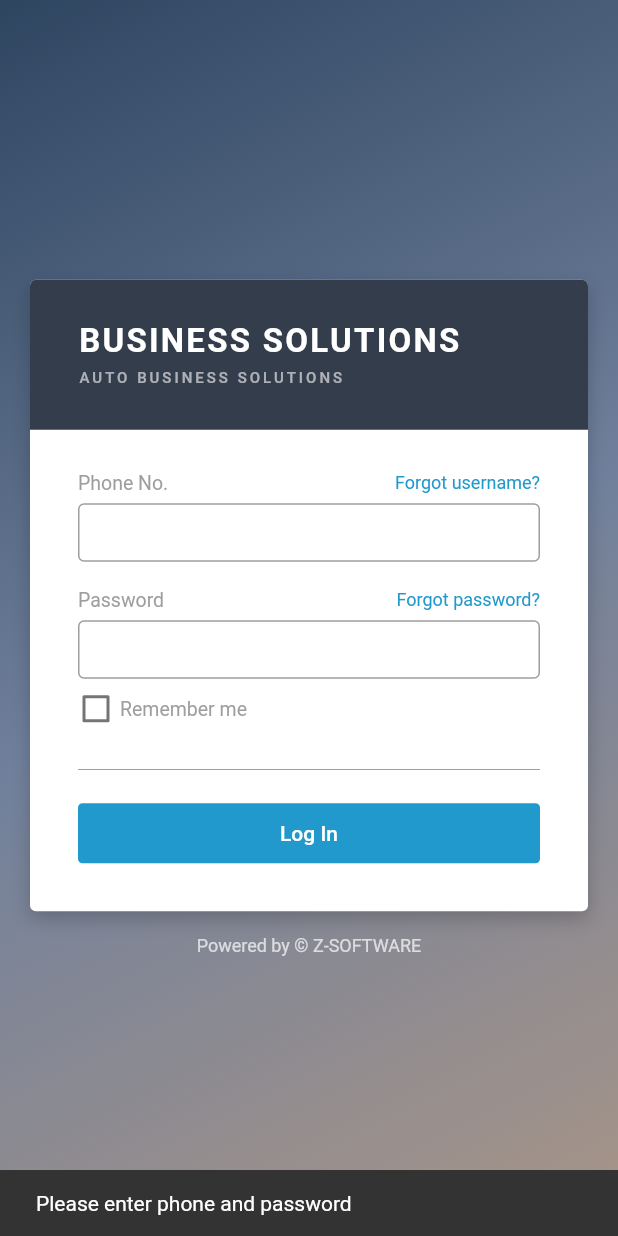
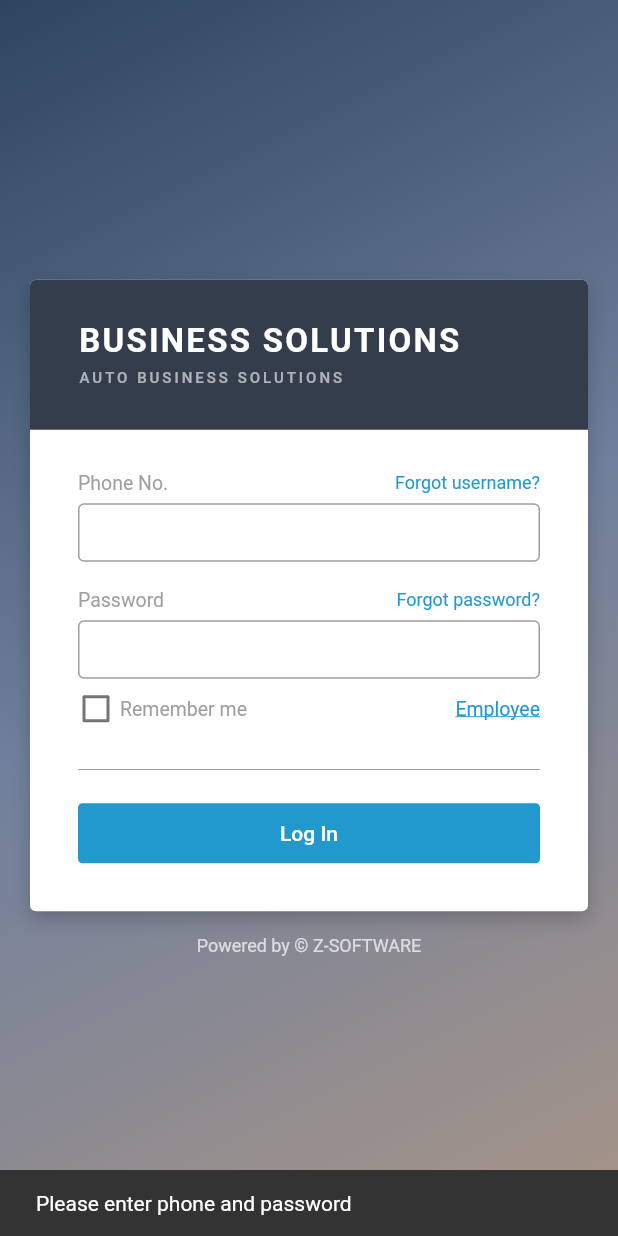
Before and after one commit to Arifmehdi/phenex_flutter_hrm, a Flutter app: the screen it shows after launch, after a tap on "Log In", on a phone screen of 412 x 824 dp. Run offline on Flutter 3.47's test engine with Material 3 defaults, Android fonts, the phone set to English and light mode, and no system bars; network calls fail.

Commit message:
login with dynamic menu

```diff
--- a/lib/login_page.dart
+++ b/lib/login_page.dart
@@ -44,18 +44,19 @@ class _LoginPageState extends State<LoginPage> {
       if (response.statusCode == 200) {
         final data = json.decode(response.body);
         if (data['success'] == true) {
-          // If the phone number is 01717956334, go to Admin Panel, otherwise Employee Panel
-          if (phone == '01717956334') {
-            Navigator.pushReplacement(
-              context,
-              MaterialPageRoute(builder: (context) => const DashboardPage()),
-            );
-          } else {
-            Navigator.pushReplacement(
-              context,
-              MaterialPageRoute(builder: (context) => const EmployeePanel()),
-            );
-          }
+          final userData = data['data']['user'];
+          final menuData = data['data']['menu'];
+
+          // Navigate to DashboardPage for all successful logins with dynamic menu
+          Navigator.pushReplacement(
+            context,
+            MaterialPageRoute(
+              builder: (context) => DashboardPage(
+                userData: userData,
+                menuData: menuData,
+              ),
+            ),
+          );
         } else {
           ScaffoldMessenger.of(context).showSnackBar(
             SnackBar(content: Text(data['message'] ?? 'Login failed')),
@@ -227,6 +228,22 @@ class _LoginPageState extends State<LoginPage> {
                                             ],
                                           ),
                                         ),
+                                        GestureDetector(
+                                          onTap: () {
+                                            Navigator.push(
+                                              context,
+                                              MaterialPageRoute(builder: (context) => const EmployeePanel()),
+                                            );
+                                          },
+                                          child: const Text(
+                                            'Employee',
+                                            style: TextStyle(
+                                              fontSize: 13,
+                                              color: Color(0xFF2299CC),
+                                              decoration: TextDecoration.underline,
+                                            ),
+                                          ),
+                                        ),
                                       ],
                                     ),
                                   ],
```
Also changed, not shown: lib/dashboard_page.dart (+27 -52 lines).
